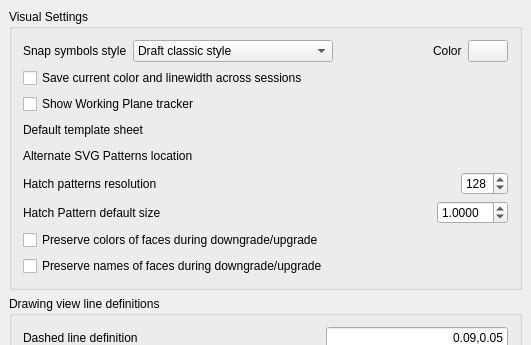
First picture: the form in src/Mod/Draft/Resources/ui/preferences-draftvisual.ui, repository southseact-3d/fcd, before the edit; both pictures show x 0 to 531 and y 0 to 345 of the 531 by 552 pixel window.
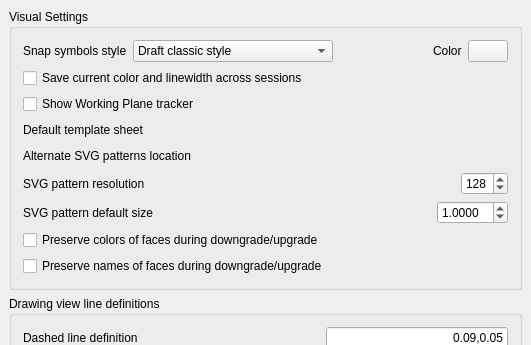
Second picture: the form after the edit. Custom widgets are drawn as their Qt base class.

Commit message: Draft: avoid word "hatch" in preferences when dealing with SVG patterns

```diff
--- a/src/Mod/Draft/Resources/ui/preferences-draftvisual.ui
+++ b/src/Mod/Draft/Resources/ui/preferences-draftvisual.ui
@@ -191,7 +191,7 @@
         <item>
          <widget class="QLabel" name="label_13">
           <property name="text">
-           <string>Alternate SVG Patterns location</string>
+           <string>Alternate SVG patterns location</string>
           </property>
          </widget>
         </item>
@@ -234,7 +234,7 @@
         <item>
          <widget class="QLabel" name="label_7">
           <property name="text">
-           <string>Hatch patterns resolution</string>
+           <string>SVG pattern resolution</string>
           </property>
          </widget>
         </item>
@@ -277,7 +277,7 @@
         <item>
          <widget class="QLabel" name="label">
           <property name="text">
-           <string>Hatch Pattern default size</string>
+           <string>SVG pattern default size</string>
           </property>
          </widget>
         </item>
```
Left out of the diff: 4 changed lines with no effect on the pictures.
